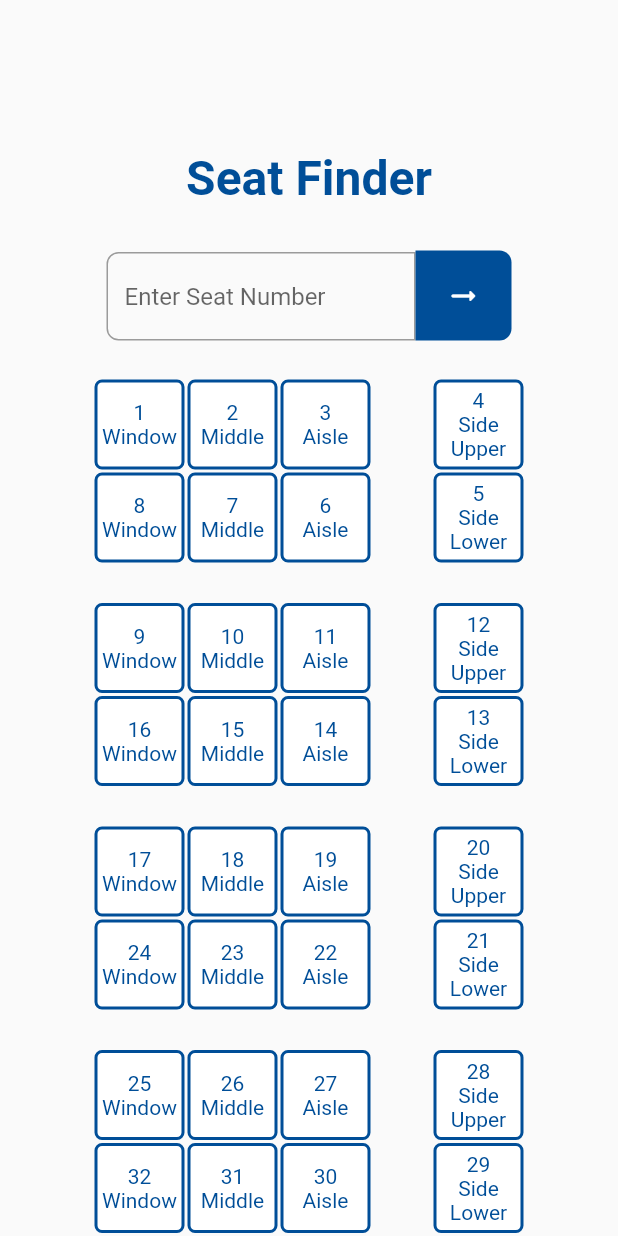
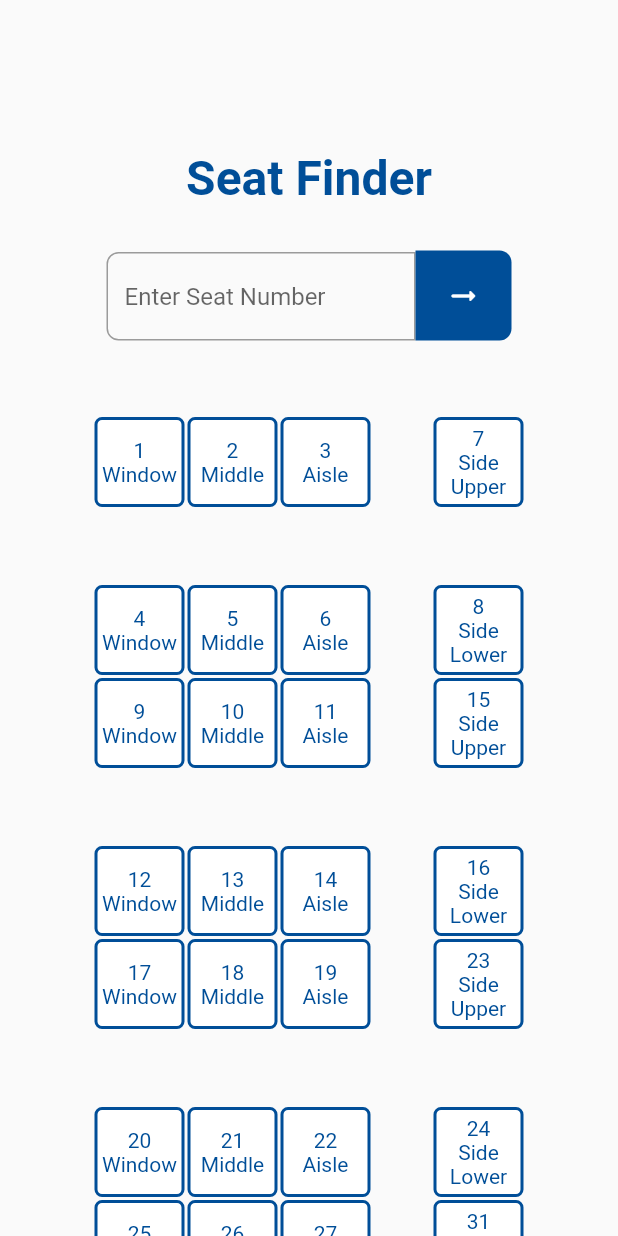
Before and after one commit to Saurav-K-S/berth_finder, a Flutter app: the screen it shows after launch, after a tap on an icon or button, on a phone screen of 412 x 824 dp. Run offline on Flutter 3.47's test engine with Material 2 defaults, Android fonts, the light colour scheme and no system bars.

Commit message:
seating numbering fixed

```diff
--- a/lib/pages/seat.dart
+++ b/lib/pages/seat.dart
@@ -45,7 +45,9 @@ class _SeatState extends State<Seat> {
                         fontWeight: FontWeight.w600),
                   )),
             ),
-            Row(
+            Padding(
+              padding: const EdgeInsets.only(bottom: 50),
+              child: Row(
                   mainAxisAlignment: MainAxisAlignment.center,
                   crossAxisAlignment: CrossAxisAlignment.end,
                   children: [
@@ -91,12 +93,16 @@ class _SeatState extends State<Seat> {
                           child: const Icon(Icons.arrow_right_alt_rounded)),
                     ))
                   ]),
+            ),
             SeatRow(sel: sel),
             SeatRow(sel: sel),
             SeatRow(sel: sel),
             SeatRow(sel: sel),
             SeatRow(sel: sel),
             SeatRow(sel: sel),
+            SizedBox(
+              height: 100,
+            )
           ],
         ),
       ),
@@ -114,38 +120,36 @@ class SeatRow extends StatelessWidget {
 
   @override
   Widget build(BuildContext context) {
-    return Padding(
-      padding: const EdgeInsets.only(top: 25),
-      child: Flexible(
+    return Flexible(
       child: Column(
         children: [
           Row(mainAxisAlignment: MainAxisAlignment.center, children: [
             SeatPos(number: seatno + 1, name: 'Window', select: sel[seatno]),
             SeatPos(
                 number: seatno + 2, name: 'Middle', select: sel[seatno + 1]),
-              SeatPos(
-                  number: seatno + 3, name: 'Aisle', select: sel[seatno + 2]),
+            SeatPos(number: seatno + 3, name: 'Aisle', select: sel[seatno + 2]),
             const SizedBox(width: 40),
             SeatPos(
-                  number: seatno + 4,
+                number: seatno + 7,
                 name: 'Side\nUpper',
-                  select: sel[seatno + 3]),
+                select: sel[seatno + 6]),
           ]),
+          const SizedBox(
+            height: 50,
+          ),
           Row(mainAxisAlignment: MainAxisAlignment.center, children: [
             SeatPos(
-                  number: seatno + 8, name: 'Window', select: sel[seatno + 7]),
+                number: seatno + 4, name: 'Window', select: sel[seatno + 3]),
             SeatPos(
-                  number: seatno + 7, name: 'Middle', select: sel[seatno + 6]),
-              SeatPos(
-                  number: seatno + 6, name: 'Aisle', select: sel[seatno + 5]),
+                number: seatno + 5, name: 'Middle', select: sel[seatno + 4]),
+            SeatPos(number: seatno + 6, name: 'Aisle', select: sel[seatno + 5]),
             const SizedBox(width: 40),
             SeatPos(
-                  number: seatno + 5,
+                number: seatno + 8,
                 name: 'Side\nLower',
-                  select: sel[seatno + 4])
+                select: sel[seatno + 7])
           ]),
         ],
-        ),
       ),
     );
   }
```
Lines whose indentation alone changed are shown as unchanged.
